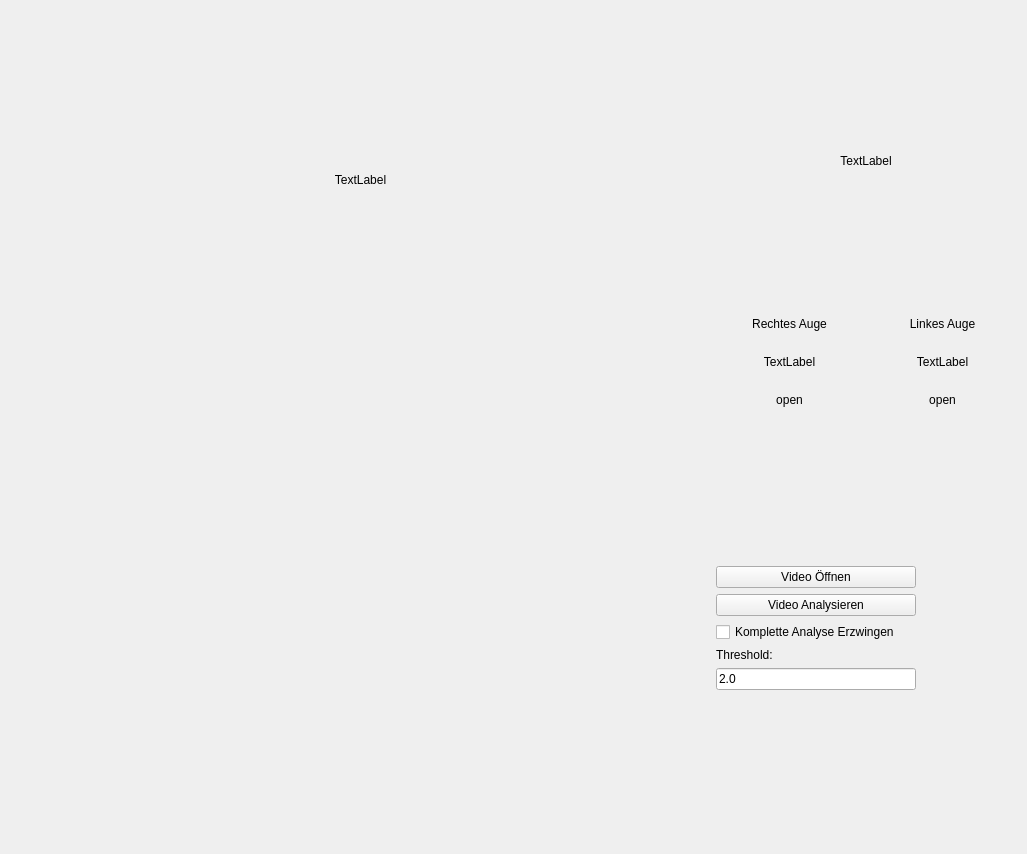
This is ui/view_eye_blinking.ui in cvjena/JeFaPaTo as Qt 5 draws it before an edit. The edited form follows.
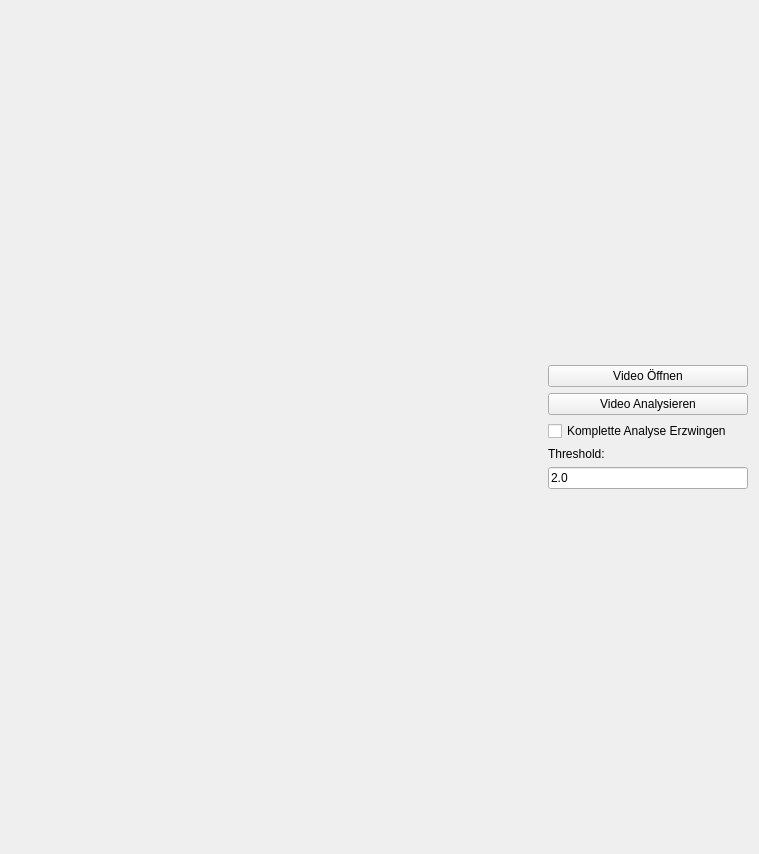
This is the edited form.

Commit message: Replace Qlabel image technique with pyqt image handling

Diff of the .ui file:
```diff
--- a/ui/view_eye_blinking.ui
+++ b/ui/view_eye_blinking.ui
@@ -6,7 +6,7 @@
    <rect>
     <x>0</x>
     <y>0</y>
-    <width>1027</width>
+    <width>759</width>
     <height>854</height>
    </rect>
   </property>
@@ -18,189 +18,13 @@
     <layout class="QHBoxLayout" name="horizontalLayout">
      <item>
       <layout class="QVBoxLayout" name="vlayout_left">
-       <item>
-        <spacer name="verticalSpacer_7">
-         <property name="orientation">
-          <enum>Qt::Vertical</enum>
-         </property>
-         <property name="sizeHint" stdset="0">
-          <size>
-           <width>20</width>
-           <height>40</height>
-          </size>
-         </property>
-        </spacer>
-       </item>
-       <item>
-        <widget class="QLabel" name="view_video">
-         <property name="minimumSize">
-          <size>
-           <width>0</width>
-           <height>0</height>
-          </size>
-         </property>
-         <property name="text">
-          <string>TextLabel</string>
-         </property>
-         <property name="alignment">
-          <set>Qt::AlignCenter</set>
-         </property>
-        </widget>
-       </item>
-       <item>
-        <spacer name="verticalSpacer_5">
-         <property name="orientation">
-          <enum>Qt::Vertical</enum>
-         </property>
-         <property name="sizeHint" stdset="0">
-          <size>
-           <width>20</width>
-           <height>40</height>
-          </size>
-         </property>
-        </spacer>
-       </item>
-       <item>
-        <spacer name="verticalSpacer">
-         <property name="orientation">
-          <enum>Qt::Vertical</enum>
-         </property>
-         <property name="sizeHint" stdset="0">
-          <size>
-           <width>20</width>
-           <height>40</height>
-          </size>
-         </property>
-        </spacer>
-       </item>
-       <item>
-        <spacer name="verticalSpacer_4">
-         <property name="orientation">
-          <enum>Qt::Vertical</enum>
-         </property>
-         <property name="sizeHint" stdset="0">
-          <size>
-           <width>20</width>
-           <height>40</height>
-          </size>
-         </property>
-        </spacer>
-       </item>
-       <item>
-        <spacer name="verticalSpacer_6">
-         <property name="orientation">
-          <enum>Qt::Vertical</enum>
-         </property>
-         <property name="sizeHint" stdset="0">
-          <size>
-           <width>20</width>
-           <height>40</height>
-          </size>
-         </property>
-        </spacer>
-       </item>
        <item>
         <widget class="QWidget" name="plot_eyes" native="true"/>
        </item>
       </layout>
      </item>
      <item>
-      <layout class="QVBoxLayout" name="verticalLayout_3">
-       <item>
-        <widget class="QLabel" name="view_face">
-         <property name="minimumSize">
-          <size>
-           <width>300</width>
-           <height>300</height>
-          </size>
-         </property>
-         <property name="text">
-          <string>TextLabel</string>
-         </property>
-         <property name="alignment">
-          <set>Qt::AlignCenter</set>
-         </property>
-        </widget>
-       </item>
-       <item>
-        <layout class="QGridLayout" name="gridLayout">
-         <item row="1" column="0">
-          <widget class="QLabel" name="label_4">
-           <property name="enabled">
-            <bool>true</bool>
-           </property>
-           <property name="text">
-            <string>Rechtes Auge</string>
-           </property>
-           <property name="alignment">
-            <set>Qt::AlignCenter</set>
-           </property>
-          </widget>
-         </item>
-         <item row="3" column="0">
-          <widget class="QLabel" name="label_eye_right">
-           <property name="text">
-            <string>open</string>
-           </property>
-           <property name="alignment">
-            <set>Qt::AlignCenter</set>
-           </property>
-          </widget>
-         </item>
-         <item row="1" column="1">
-          <widget class="QLabel" name="label_5">
-           <property name="text">
-            <string>Linkes Auge</string>
-           </property>
-           <property name="alignment">
-            <set>Qt::AlignCenter</set>
-           </property>
-          </widget>
-         </item>
-         <item row="3" column="1">
-          <widget class="QLabel" name="label_eye_left">
-           <property name="text">
-            <string>open</string>
-           </property>
-           <property name="alignment">
-            <set>Qt::AlignCenter</set>
-           </property>
-          </widget>
-         </item>
-         <item row="2" column="0">
-          <widget class="QLabel" name="view_eye_right">
-           <property name="minimumSize">
-            <size>
-             <width>50</width>
-             <height>50</height>
-            </size>
-           </property>
-           <property name="text">
-            <string>TextLabel</string>
-           </property>
-           <property name="alignment">
-            <set>Qt::AlignCenter</set>
-           </property>
-          </widget>
-         </item>
-         <item row="2" column="1">
-          <widget class="QLabel" name="view_eye_left">
-           <property name="minimumSize">
-            <size>
-             <width>50</width>
-             <height>50</height>
-            </size>
-           </property>
-           <property name="text">
-            <string>TextLabel</string>
-           </property>
-           <property name="alignment">
-            <set>Qt::AlignCenter</set>
-           </property>
-          </widget>
-         </item>
-        </layout>
-       </item>
+      <layout class="QVBoxLayout" name="vlayout_right">
        <item>
         <spacer name="verticalSpacer_3">
          <property name="orientation">
```
Left out of the diff: 2 changed lines with no effect on the pictures. The commit also changes 1 other file.
